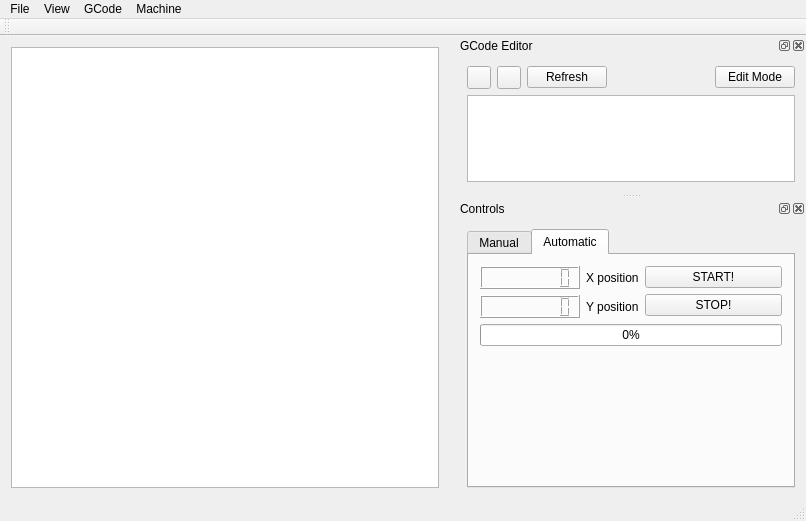
First picture: the form in grblcage.ui, repository FoamCutting/FOAMgrblGUI, before the edit.
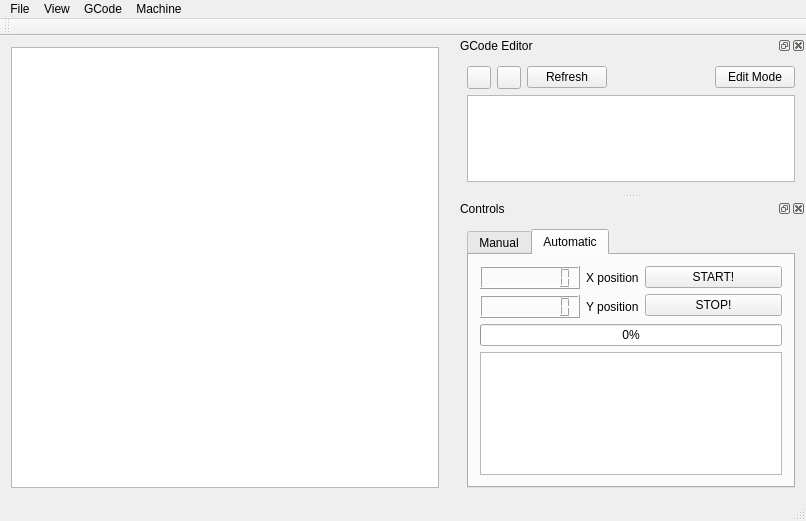
Second picture: the form after the edit. The open tabs and pages were chosen to show the change.

```diff
--- a/grblcage.ui
+++ b/grblcage.ui
@@ -696,6 +696,9 @@
              </item>
             </layout>
            </item>
+           <item>
+            <widget class="QTextBrowser" name="informational_tBrowser"/>
+           </item>
            <item>
             <spacer name="verticalSpacer_3">
              <property name="orientation">
```
Left out of the diff: 4 changed lines with no effect on the pictures.
